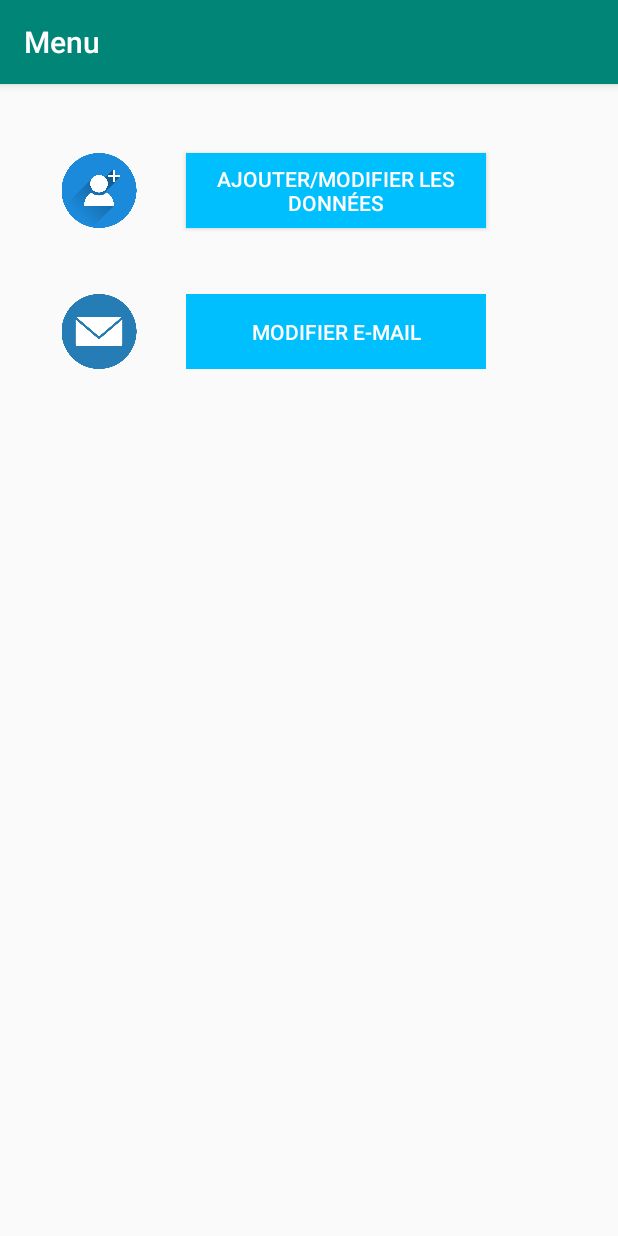
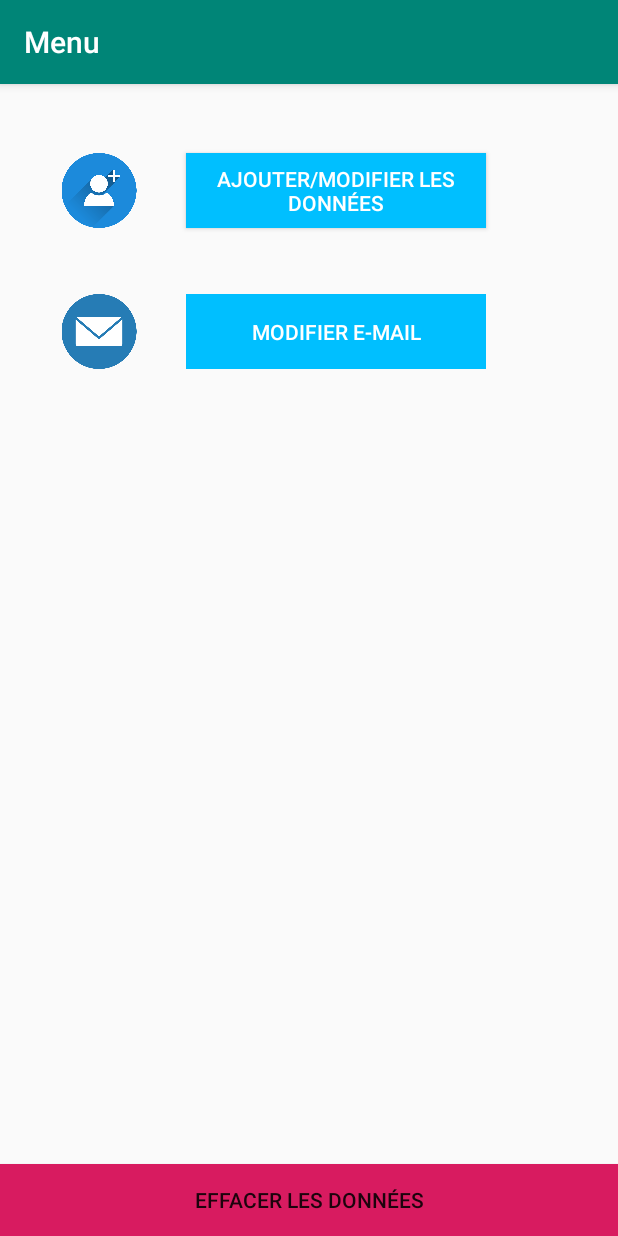
Before and after one commit to HydroZFR/Catchem2, an Android app: the Menu screen opened directly, with no data from a screen before it, on a phone screen of 412 x 824 dp. Run offline under Robolectric (Android 15) with nearby library versions, the phone set to English and light mode, and no system bars; our stand-ins replace Firebase (no records; nobody signed in at launch, a user with empty details on screens opened directly).

Commit message:
version finale 2

```diff
--- a/app/src/main/java/catchem/catchem2/Pdf.java
+++ b/app/src/main/java/catchem/catchem2/Pdf.java
@@ -120,7 +120,7 @@ public class Pdf extends Activity {
         Bitmap photoDeLaVoiture = BitmapFactory.decodeFile(outpathPhoto, options);
         //selected_photo.setImageBitmap(bitmap);
         ByteArrayOutputStream outputStream2 = new ByteArrayOutputStream();
-        photoDeLaVoiture.compress(Bitmap.CompressFormat.PNG, 3, outputStream2);
+        photoDeLaVoiture.compress(Bitmap.CompressFormat.PNG, 100, outputStream2);
         Image photoVoiture = Image.getInstance(outputStream2.toByteArray());
         //photoVoiture.setAbsolutePosition(doc.getPageSize().getWidth() / 2, 200);
         photoVoiture.setAbsolutePosition(230, 120);
--- a/app/src/main/res/layout/activity_menu.xml
+++ b/app/src/main/res/layout/activity_menu.xml
@@ -88,5 +88,22 @@
             tools:ignore="MissingConstraints" />
     </LinearLayout>
 
+    <RelativeLayout
+        android:layout_width="fill_parent"
+        android:layout_height="fill_parent"
+        android:gravity="bottom">
+
+        <Button
+            android:id="@+id/effacerDonnes"
+            android:layout_width="fill_parent"
+            android:layout_height="wrap_content"
+            android:text="Effacer les données"
+            tools:ignore="DuplicateIds"
+            android:background="@color/colorAccent"
+
+            />
+
+    </RelativeLayout>
+
 
 </android.support.constraint.ConstraintLayout>
```
Also changed, not shown: app/src/main/java/catchem/catchem2/menu/Menu.java (+30 -0 lines), app/src/main/res/drawable-v24/catchemp1.png.
